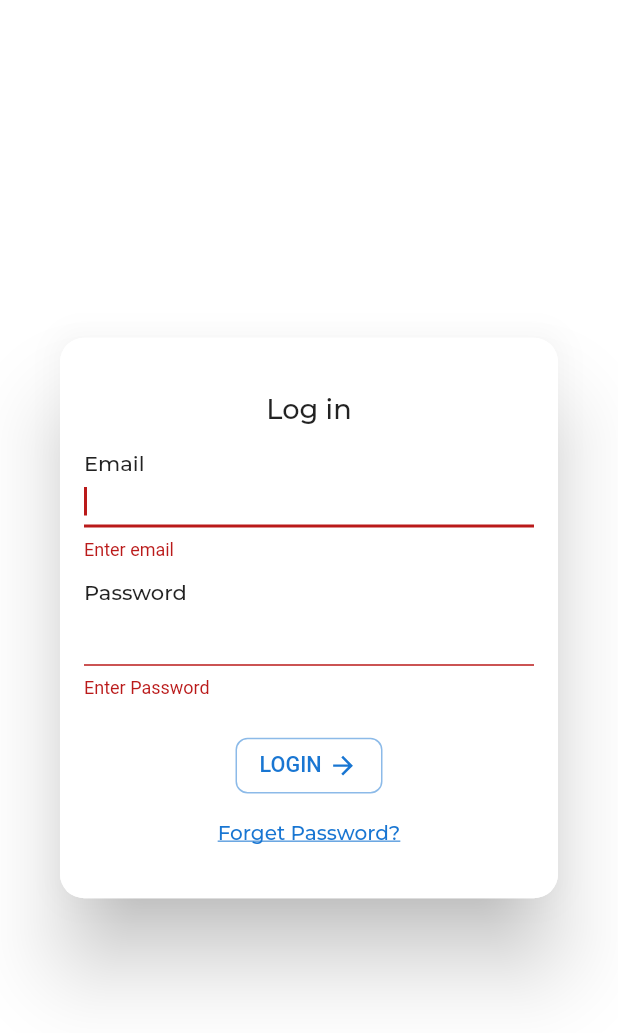
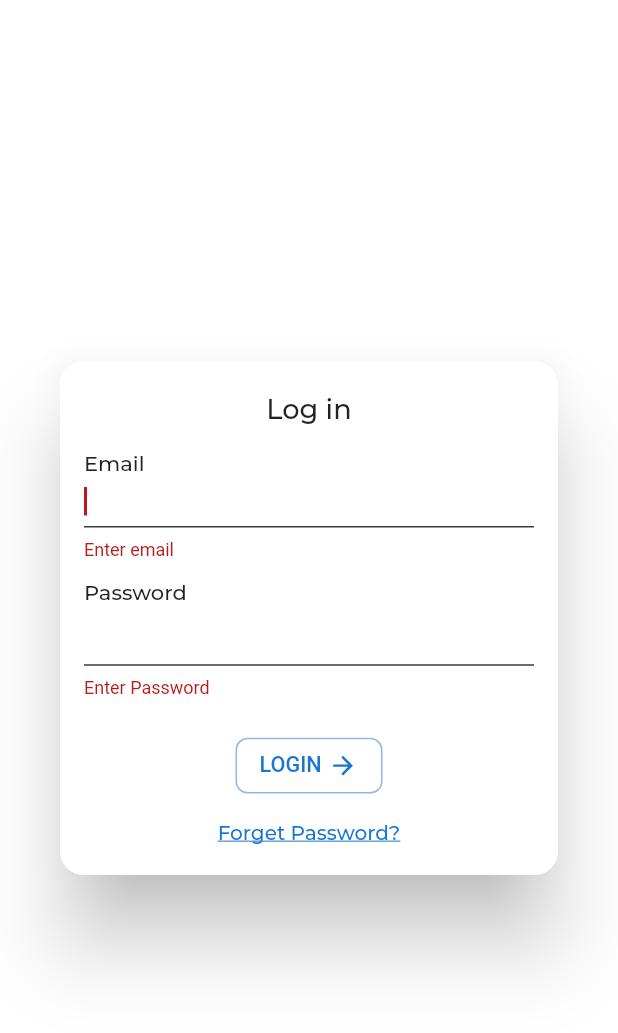
Before and after one commit to jadhavdurgesh/pillowtalk, a Flutter app: the LoginDialog widget shown alone on an empty page, opened directly, after a tap on "LOGIN", on a phone screen of 412 x 824 dp. Shown: the top 1033 px of the screen. Run offline on Flutter 3.47's test engine with Material 2 defaults, Android fonts, the light colour scheme and no system bars; our stand-ins replace cloud_firestore, emoji_picker_flutter, firebase_auth, firebase_core, flutter_svg, get and 2 more; missing offline and left inert: flutter_gallery_3d; accounts and stored records are empty; project files that could hold a hidden picture were left out.

```diff
--- a/lib/components/login_dialog.dart
+++ b/lib/components/login_dialog.dart
@@ -41,7 +41,8 @@ class _LoginDialogState extends State<LoginDialog> {
             decoration: BoxDecoration(
                 borderRadius: BorderRadius.circular(16),
                 color: backgroundColor),
-            padding: const EdgeInsets.symmetric(vertical: 36, horizontal: 16),
+            padding:
+                EdgeInsets.symmetric(vertical: mq.width * 0.05, horizontal: 16),
             child: Column(
               crossAxisAlignment: CrossAxisAlignment.stretch,
               mainAxisSize: MainAxisSize.min,
@@ -72,8 +73,14 @@ class _LoginDialogState extends State<LoginDialog> {
                       ),
                       TextFormField(
                         autofocus: true,
+                        cursorColor: secondaryColor,
                         controller: emailController,
-                        decoration: const InputDecoration(isDense: true),
+                        decoration: const InputDecoration(
+                            errorBorder: UnderlineInputBorder(
+                                borderSide: BorderSide(color: darkColor)),
+                            focusedErrorBorder: UnderlineInputBorder(
+                                borderSide: BorderSide(color: darkColor)),
+                            isDense: true),
                         validator: (value) {
                           bool emailValid = RegExp(
                                   r"^[a-zA-Z0-9.a-zA-Z0-9.!#$%&'*+-/=?^_'{|}~]+@[a-zA-Z0-9]+\.[a-zA-Z]+")
@@ -103,12 +110,16 @@ class _LoginDialogState extends State<LoginDialog> {
                           if (value!.isEmpty) {
                             return "Enter Password";
                           } else if (value.length < 6) {
-                            return "Password length should be more than 6 characters";
+                            return "Password should be more than 6 characters";
                           }
                           return null;
                         },
                         decoration: InputDecoration(
                           isDense: true,
+                          errorBorder: const UnderlineInputBorder(
+                              borderSide: BorderSide(color: darkColor)),
+                          focusedErrorBorder: const UnderlineInputBorder(
+                              borderSide: BorderSide(color: darkColor)),
                           suffix: GestureDetector(
                               onTap: () {
                                 setState(() {
@@ -135,7 +146,7 @@ class _LoginDialogState extends State<LoginDialog> {
                   ),
                 ),
                 SizedBox(
-                  height: mq.width*0.05,
+                  height: mq.width * 0.05,
                 ),
                 Row(
                   mainAxisAlignment: MainAxisAlignment.center,
@@ -144,8 +155,8 @@ class _LoginDialogState extends State<LoginDialog> {
                       context: context,
                       title: "LOGIN",
                       assetName: "assets/icons/arrow.svg",
-                      height: mq.width*0.05,
-                      width: mq.width*0.05,
+                      height: mq.width * 0.05,
+                      width: mq.width * 0.05,
                       widthbox: 4.0,
                       onPress: () {
                         if (_formField.currentState!.validate()) {
@@ -155,8 +166,8 @@ class _LoginDialogState extends State<LoginDialog> {
                     ),
                   ],
                 ),
-                 SizedBox(
-                  height: mq.width*0.03,
+                SizedBox(
+                  height: mq.width * 0.03,
                 ),
                 GestureDetector(
                     onTap: () {},
@@ -167,7 +178,7 @@ class _LoginDialogState extends State<LoginDialog> {
                           fontFamily: 'Montserrat',
                           fontWeight: FontWeight.w500,
                           // fontSize: 14,
-                          fontSize: mq.width*0.0325,
+                          fontSize: mq.width * 0.0325,
                           color: secondaryColor,
                           decoration: TextDecoration.underline),
                     )),
--- a/lib/main.dart
+++ b/lib/main.dart
@@ -49,7 +49,7 @@ class _MyAppState extends State<MyApp> {
         scaffoldBackgroundColor: backgroundColor,
         colorScheme: ColorScheme.fromSeed(seedColor: secondaryColor),
       ),
-      home: const SplashScreen(),
+      home: const OnboardingFourScreen(),
     );
   }
 }
--- a/lib/views/home/home_screen.dart
+++ b/lib/views/home/home_screen.dart
@@ -31,6 +31,8 @@ class _HomeScreenState extends State<HomeScreen> with TickerProviderStateMixin {
           itemCount: cardImagesList.length,
           autoLoop: false,
           minScale: 0.3,
+          delayTime: 20000,
+          scrollTime: 20000
           // ellipseHeight: 50
         ),
         width: MediaQuery.of(context).size.width,
--- a/lib/views/onboarding/onbaording_four.dart
+++ b/lib/views/onboarding/onbaording_four.dart
@@ -10,7 +10,6 @@ import '../../components/sign_in_outline_button.dart';
 import '../../main.dart';
 import '../../services/firebase_auth_methods.dart';
 import 'onboarding_five.dart';
-
 class OnboardingFourScreen extends StatefulWidget {
   const OnboardingFourScreen({super.key});
 
@@ -37,7 +36,6 @@ class _OnboardingFourScreenState extends State<OnboardingFourScreen>
     precacheImage(image.image, context);
     super.didChangeDependencies();
   }
-
   Future<dynamic> showLoginDialog() {
     return showGeneralDialog(
         barrierLabel: "Label",
@@ -55,7 +53,6 @@ class _OnboardingFourScreenState extends State<OnboardingFourScreen>
           return Container();
         });
   }
-
   Future<dynamic> showCreateAccountDialog() {
     return showGeneralDialog(
         barrierLabel: "Label",
```
Also changed, not shown: lib/components/create_account_dialog.dart (+45 -28 lines).
